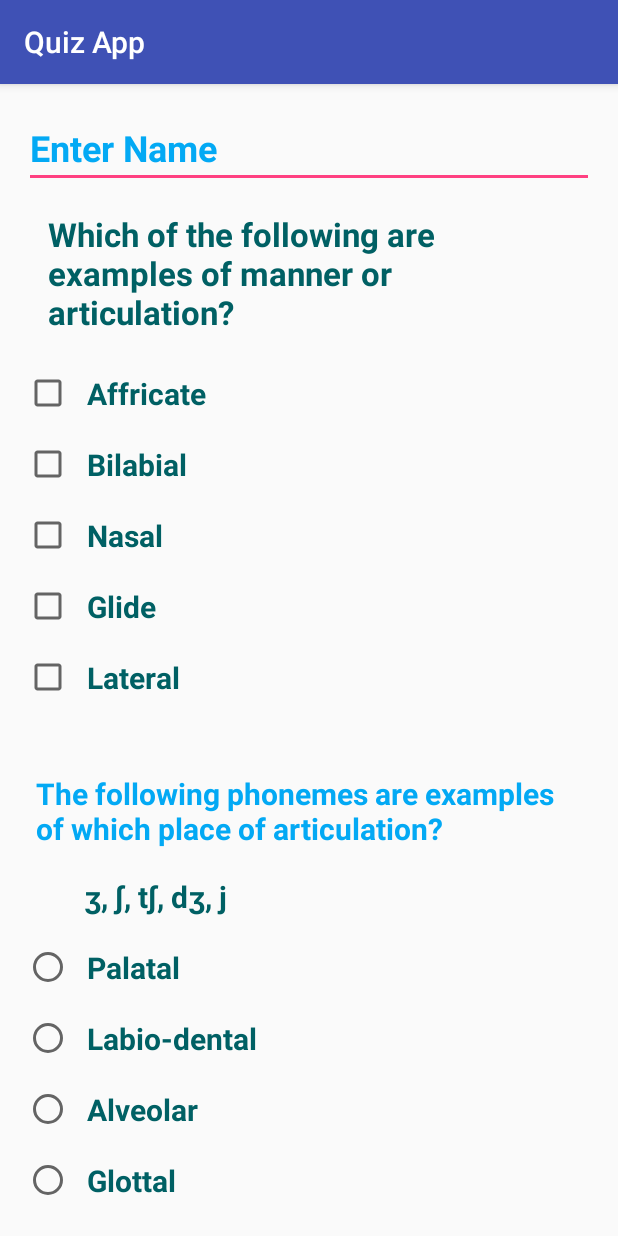
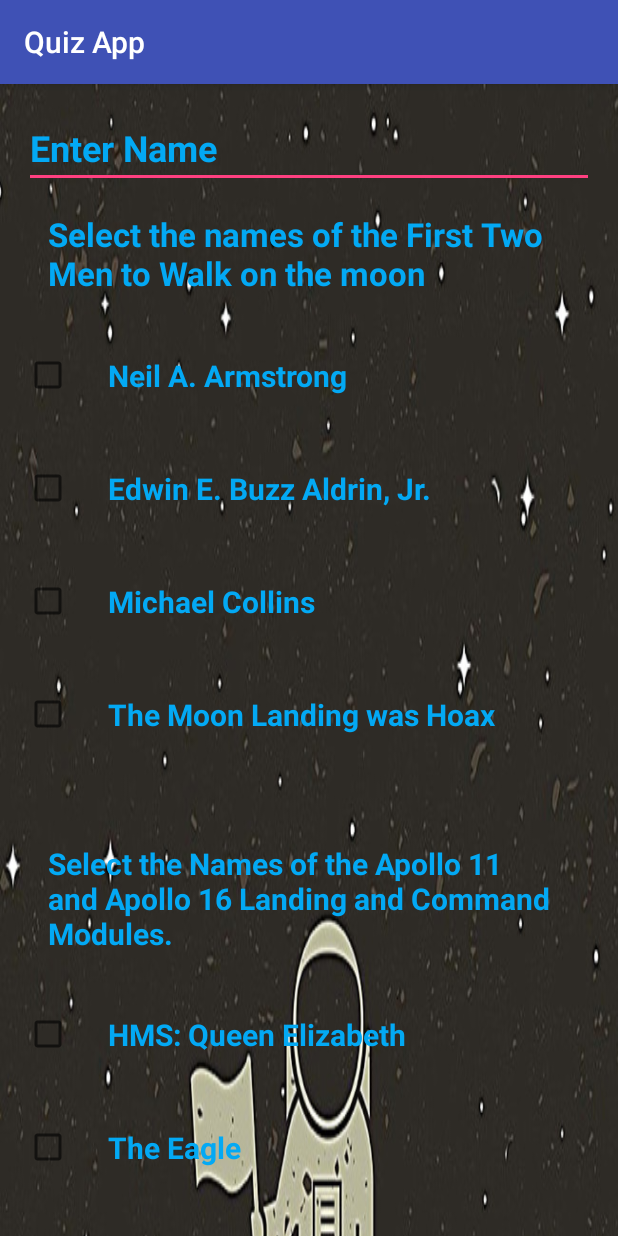
Before and after one commit to barbozzzza/QuizAppFinal, an Android app: the screen it shows after launch (MainActivity), on a phone screen of 412 x 824 dp. Run offline under Robolectric (Android 15) with nearby library versions, the phone set to English and light mode, and no system bars.

Commit message:
changed text from dp to SP and lengths from SP to dp

```diff
--- a/app/src/main/java/com/example/android/quizapp/MainActivity.java
+++ b/app/src/main/java/com/example/android/quizapp/MainActivity.java
@@ -20,7 +20,6 @@ public class MainActivity extends AppCompatActivity {
 
     int score ;
 
-
     /**
      * This method displays the score when the submit quiz button Is pressed.
      */
@@ -30,22 +29,17 @@ public class MainActivity extends AppCompatActivity {
         CheckBox question1_answer1 = findViewById(R.id.answer1_question1);
         boolean firstAnswer = question1_answer1.isChecked();
 
-    CheckBox question1_answer3 = findViewById(R.id.answer3_question1);
-        boolean thirdAnswer = question1_answer3.isChecked();
+        CheckBox question1_answer2 = findViewById(R.id.answer2_question1);
+        boolean secondAnswer = question1_answer2.isChecked();
 
-
-        CheckBox question1_answer4 = findViewById(R.id.answer4_question1);
-        boolean fourthAnswer = question1_answer4.isChecked();
-
-        CheckBox question1_answer5 = findViewById(R.id.answer5_question1);
-        boolean fifthAnswer = question1_answer5.isChecked();
 
         // this are the answer for question 2 check boxes
 
-        RadioButton question2_answer = findViewById(R.id.answer1_question2);
-        boolean question2correctAnswer = question2_answer.isChecked();
+        CheckBox question2_answer2 = findViewById(R.id.answer2_question2);
+        boolean secondAnswerQuestion2 = question2_answer2.isChecked();
 
-
+        CheckBox question2_answer4 = findViewById(R.id.answer4_question2);
+        boolean fourthAnswerQuestion2 = question2_answer4.isChecked();
 
         // correct answer for question 3
 
@@ -53,24 +47,15 @@ public class MainActivity extends AppCompatActivity {
         String question3CorrectAnswer = question3_Answer.getText().toString();
 
 
-
-
         // correct answer for question 4
         RadioButton CorrectAnswerRadioButton = findViewById(R.id.Correct_radio_button);
         boolean question4correctAnswer = CorrectAnswerRadioButton.isChecked();
-
-
-
-
-
 
         // This assigns the quiz taker name to a string variable
         EditText nameOfQuizTaker = findViewById(R.id.name);
         String Name = nameOfQuizTaker.getText().toString();
 
-
-
-        int Score = calculateQuizScore(firstAnswer,thirdAnswer,fourthAnswer,fifthAnswer,question3CorrectAnswer,question2correctAnswer,question4correctAnswer);
+        int Score = calculateQuizScore(firstAnswer,secondAnswer,secondAnswerQuestion2,fourthAnswerQuestion2,question4correctAnswer,question3CorrectAnswer);
 
         Context context = getApplicationContext();
         CharSequence text =  Name + " Your Score is:" + Score;
@@ -78,8 +63,6 @@ public class MainActivity extends AppCompatActivity {
 
         Toast toast = Toast.makeText(context, text, duration);
         toast.show();
-
-
         }
 
     /**
@@ -87,7 +70,7 @@ public class MainActivity extends AppCompatActivity {
      */
 
     private int calculateQuizScore(boolean question1CorrectAnswer, boolean question1CorrectAnswer2,boolean question2CorrectAnswer,
-                                   boolean question4CorrectAnswer, String question3CorrectAnswer,boolean question1CorrectAnswer3,boolean question1CorrectAnswer4){
+                                   boolean question2CorrectAnswer2, boolean question4CorrectAnswer, String question3CorrectAnswer){
 
         int question1Score;
         int question2Score;
@@ -95,20 +78,20 @@ public class MainActivity extends AppCompatActivity {
         int question4Score;
 
 
-        if (question1CorrectAnswer && question1CorrectAnswer2 && question1CorrectAnswer3 && question1CorrectAnswer4) {
+        if (question1CorrectAnswer && question1CorrectAnswer2) {
             question1Score = 25;
         } else {
             question1Score = 0;
         }
 
 
-        if (question2CorrectAnswer) {
+        if (question2CorrectAnswer && question2CorrectAnswer2) {
             question2Score = 25;
         } else {
             question2Score = 0;
         }
 
-        if (question3CorrectAnswer.equals("voiced, palatal, fricative")){
+        if (question3CorrectAnswer.equals("Lika")){
             question3Score = 25 ;
         } else {
             question3Score = 0;
@@ -120,64 +103,7 @@ public class MainActivity extends AppCompatActivity {
             question4Score = 0;
         }
 
-
-
-
         return question1Score + question2Score + question4Score + question3Score;
 
-
-
-
-
-
-
-
-
-
-
-
-
-
         }
-
-
-
-
-
-
-
-
-
-
-
-
-
-
-
-
-
-
-
-
-
-
-
-
-
-
-
-
-
-
-
-
-
-
-
-
-
-
-
-
-
 }
--- a/app/src/main/res/layout/activity_main.xml
+++ b/app/src/main/res/layout/activity_main.xml
@@ -1,6 +1,13 @@
 <ScrollView xmlns:android="http://schemas.android.com/apk/res/android"
     android:layout_width="match_parent"
     android:layout_height="match_parent">
+
+    <ScrollView
+        xmlns:android="http://schemas.android.com/apk/res/android"
+        android:layout_width="match_parent"
+        android:layout_height="match_parent"
+        android:background="@drawable/spacecartoon"
+        >
 
 
         <RelativeLayout
@@ -12,8 +19,9 @@
                 android:layout_width="match_parent"
                 android:layout_height="wrap_content"
                 android:orientation="vertical"
-            android:padding="16sp"
-            android:textColor="#006064">
+                android:padding="16dp"
+                android:textColor="#03A9F4"
+                >
 
 
                 <EditText
@@ -21,10 +29,10 @@
                     android:layout_width="match_parent"
                     android:layout_height="wrap_content"
                     android:text="Enter Name"
+                    android:textColor="#03A9F4"
                     android:textAppearance="?android:textAppearanceMedium"
-                android:textColor="#03A9F4"
+                    android:textStyle="bold"
                     android:textSize="24sp"
-                android:textStyle="bold"
 
                     />
 
@@ -33,22 +41,23 @@
                     android:id="@+id/question1"
                     android:layout_width="wrap_content"
                     android:layout_height="wrap_content"
-                android:padding="16sp"
-                android:text="Which of the following are examples of manner or articulation?"
+                    android:padding="16dp"
+                    android:textStyle="bold"
+                    android:textSize="22sp"
+                    android:text="Select the names of the First Two Men to Walk on the moon"
+                    android:textColor="#03A9F4"
                     android:textAppearance="?android:textAppearanceMedium"
-                android:textColor="#006064"
-                android:textSize="22sp"
-                android:textStyle="bold" />
+                    />
 
                 <CheckBox
                     android:id="@+id/answer1_question1"
                     android:layout_width="wrap_content"
                     android:layout_height="wrap_content"
-                android:padding="10dp"
-                android:text="Affricate"
+                    android:padding="24dp"
+                    android:textSize="20sp"
+                    android:text="Neil A. Armstrong"
                     android:textAppearance="?android:textAppearanceMedium"
-                android:textColor="#006064"
-                android:textSize="20sp"
+                    android:textColor="#03A9F4"
                     android:textStyle="bold"
 
                     />
@@ -57,182 +66,169 @@
                     android:id="@+id/answer2_question1"
                     android:layout_width="wrap_content"
                     android:layout_height="wrap_content"
-                android:padding="10dp"
-                android:text="Bilabial"
+                    android:text="Edwin E. Buzz Aldrin, Jr."
+                    android:textColor="#03A9F4"
                     android:textAppearance="?android:textAppearanceMedium"
-                android:textColor="#006064"
                     android:textSize="20sp"
-                android:textStyle="bold" />
+                    android:padding="24dp"
+                    android:textStyle="bold"/>
 
 
                 <CheckBox
                     android:id="@+id/answer3_question1"
                     android:layout_width="wrap_content"
                     android:layout_height="wrap_content"
-                android:padding="10dp"
-                android:text="Nasal"
+                    android:text="Michael Collins"
                     android:textAppearance="?android:textAppearanceMedium"
-                android:textColor="#006064"
+                    android:textColor="#03A9F4"
+                    android:textStyle="bold"
                     android:textSize="20sp"
-                android:textStyle="bold" />
+                    android:padding="24dp"/>
 
                 <CheckBox
                     android:id="@+id/answer4_question1"
                     android:layout_width="wrap_content"
                     android:layout_height="wrap_content"
-                android:padding="10dp"
-                android:text="Glide"
+                    android:text="The Moon Landing was Hoax "
+                    android:textColor="#03A9F4"
                     android:textAppearance="?android:textAppearanceMedium"
-                android:textColor="#006064"
+                    android:textStyle="bold"
                     android:textSize="20sp"
-                android:textStyle="bold" />
-
-            <CheckBox
-                android:id="@+id/answer5_question1"
-                android:layout_width="wrap_content"
-                android:layout_height="wrap_content"
-                android:padding="10dp"
-                android:text="Lateral"
-                android:textAppearance="?android:textAppearanceMedium"
-                android:textColor="#006064"
-                android:textSize="20sp"
-                android:textStyle="bold" />
+                    android:padding="24dp"/>
 
 
             </LinearLayout>
 
             <LinearLayout
+                android:layout_below="@id/Question1_layout"
                 android:id="@+id/Question2_layout"
                 android:layout_width="match_parent"
                 android:layout_height="wrap_content"
-            android:layout_below="@id/Question1_layout"
                 android:orientation="vertical"
-            android:padding="16sp">
+                android:padding="16dp">
+
 
 
                 <TextView
                     android:id="@+id/question2"
                     android:layout_width="wrap_content"
                     android:layout_height="wrap_content"
-                android:padding="8dp"
-                android:text="The following phonemes are examples of which place of articulation?"
+                    android:padding="16dp"
+                    android:textColor="#03A9F4"
                     android:textAppearance="?android:textAppearanceMedium"
-                android:textColor="#03A9F4"
                     android:textSize="20sp"
-                android:textStyle="bold" />
+                    android:textStyle="bold"
+                    android:text="Select the Names of the Apollo 11 and Apollo 16 Landing and Command Modules. "
+                    />
 
 
-            <TextView
-                android:id="@+id/question2_examples"
-                android:layout_width="wrap_content"
-                android:layout_height="wrap_content"
-                android:padding="10dp"
-                android:layout_marginLeft="30dp"
-                android:text="ʒ, ∫, t∫, dʒ, j"
-                android:textAppearance="?android:textAppearanceMedium"
-                android:textColor="#006064"
-                android:textSize="20sp"
-                android:textStyle="bold" />
 
-
-            <RadioButton
+                <CheckBox
                     android:id="@+id/answer1_question2"
                     android:layout_width="wrap_content"
                     android:layout_height="wrap_content"
-                android:padding="10dp"
-                android:text="Palatal"
+                    android:text="HMS: Queen Elizabeth"
+                    android:textColor="#03A9F4"
+                    android:padding="24dp"
                     android:textAppearance="?android:textAppearanceMedium"
-                android:textColor="#006064"
                     android:textSize="20sp"
-                android:textStyle="bold" />
+                    android:textStyle="bold"/>
 
-            <RadioButton
+                <CheckBox
                     android:id="@+id/answer2_question2"
                     android:layout_width="wrap_content"
                     android:layout_height="wrap_content"
-                android:padding="10dp"
-                android:text="Labio-dental"
+                    android:textColor="#03A9F4"
+                    android:text="The Eagle"
+                    android:padding="24dp"
                     android:textAppearance="?android:textAppearanceMedium"
-                android:textColor="#006064"
                     android:textSize="20sp"
-                android:textStyle="bold" />
+                    android:textStyle="bold"/>
 
-            <RadioButton
+
+                <CheckBox
                     android:id="@+id/answer3_question2"
                     android:layout_width="wrap_content"
                     android:layout_height="wrap_content"
-                android:padding="10dp"
-                android:text="Alveolar"
+                    android:text="Discovery"
+                    android:textColor="#03A9F4"
+                    android:padding="24dp"
                     android:textAppearance="?android:textAppearanceMedium"
-                android:textColor="#006064"
                     android:textSize="20sp"
-                android:textStyle="bold" />
+                    android:textStyle="bold"/>
 
-            <RadioButton
+                <CheckBox
                     android:id="@+id/answer4_question2"
                     android:layout_width="wrap_content"
                     android:layout_height="wrap_content"
-                android:padding="10dp"
-                android:text="Glottal"
+                    android:padding="24dp"
+                    android:text="Orion"
+                    android:textColor="#03A9F4"
                     android:textAppearance="?android:textAppearanceMedium"
-                android:textColor="#006064"
                     android:textSize="20sp"
-                android:textStyle="bold" />
+                    android:textStyle="bold"/>
+
+
 
 
             </LinearLayout>
 
 
             <LinearLayout
+                android:layout_below="@id/Question2_layout"
                 android:id="@+id/Question3_layout"
                 android:layout_width="match_parent"
                 android:layout_height="wrap_content"
-            android:layout_below="@id/Question2_layout"
                 android:orientation="vertical"
-            android:padding="16sp"
-            android:textColor="#006064">
+                android:textColor="#03A9F4"
+                android:padding="16dp">
+
 
 
                 <TextView
                     android:id="@+id/question3"
                     android:layout_width="wrap_content"
                     android:layout_height="wrap_content"
-                android:text="Identift the voicing, place and manner of articulation of the phoneme /ʒ/"
+                    android:text="What is the name of the first animal in space?"
+                    android:textColor="#03A9F4"
                     android:textAppearance="?android:textAppearanceMedium"
-                android:textColor="#03A9F4"
                     android:textSize="20sp"
-                android:textStyle="bold" />
+                    android:textStyle="bold"
+                    />
 
 
                 <EditText
                     android:id="@+id/question3_answer"
                     android:layout_width="match_parent"
                     android:layout_height="wrap_content"
-                android:text="hint: voicing, place, manner"
+                    android:text="Enter Answer"
+                    android:textColor="#03A9F4"
                     android:textAppearance="?android:textAppearanceMedium"
-                android:textColor="#006064"
                     android:textSize="20sp"
-                android:textStyle="bold" />
+                    android:textStyle="bold"
+                    />
 
             </LinearLayout>
 
 
+
+
             <LinearLayout
+                android:layout_below="@id/Question3_layout"
                 android:id="@+id/question4_layout"
                 android:layout_width="match_parent"
                 android:layout_height="match_parent"
-            android:layout_below="@id/Question3_layout"
                 android:orientation="vertical"
-            android:padding="16sp"
-            android:textColor="#006064">
+                android:padding="16dp"
+                android:textColor="#03A9F4">
 
 
                 <TextView
                     android:layout_width="match_parent"
                     android:layout_height="match_parent"
-                android:text="θ and δ is an example of a minimal pair."
+                    android:text="Who was the first men in space?"
+                    android:textColor="#03A9F4"
                     android:textAppearance="?android:textAppearanceMedium"
-                android:textColor="#03A9F4"
                     android:textSize="20sp"
                     android:textStyle="bold"
 
@@ -240,10 +236,10 @@
 
                 <RadioGroup
 
+                    android:layout_below="@id/question4_layout"
                     android:id="@+id/question4_radio_view"
                     android:layout_width="wrap_content"
                     android:layout_height="wrap_content"
-                android:layout_below="@id/question4_layout"
                     android:orientation="vertical"
                     android:textAppearance="?android:textAppearanceMedium"
                     android:textSize="20sp"
@@ -253,21 +249,20 @@
                         android:id="@+id/Correct_radio_button"
                         android:layout_width="wrap_content"
                         android:layout_height="wrap_content"
-                    android:text="True"
+                        android:text="Yuri Gagarin"
+                        android:textColor="#03A9F4"
                         android:textAppearance="?android:textAppearanceMedium"
-                    android:textColor="#006064"
                         android:textSize="20sp"
-                    android:textStyle="bold" />
-
+                        android:textStyle="bold"/>
                     <RadioButton
                         android:id="@+id/no_radio_button"
                         android:layout_width="wrap_content"
                         android:layout_height="wrap_content"
-                    android:text=" False"
+                        android:text=" Alan B. Shepard"
+                        android:textColor="#03A9F4"
                         android:textAppearance="?android:textAppearanceMedium"
-                    android:textColor="#006064"
                         android:textSize="20sp"
-                    android:textStyle="bold" />
+                        android:textStyle="bold"/>
                 </RadioGroup>
 
 
@@ -275,15 +270,19 @@
 
 
             <Button
+                android:layout_below="@+id/question4_layout"
                 android:layout_width="match_parent"
                 android:layout_height="wrap_content"
-            android:layout_below="@+id/question4_layout"
-            android:layout_margin="16sp"
+                android:layout_margin="16dp"
                 android:onClick="SubmitQuiz"
                 android:text="Submit Quiz"
                 android:textColor="@android:color/black" />
 
 
+
         </RelativeLayout>
 
     </ScrollView>
+
+
+</ScrollView>
```
Lines whose indentation alone changed are shown as unchanged.
